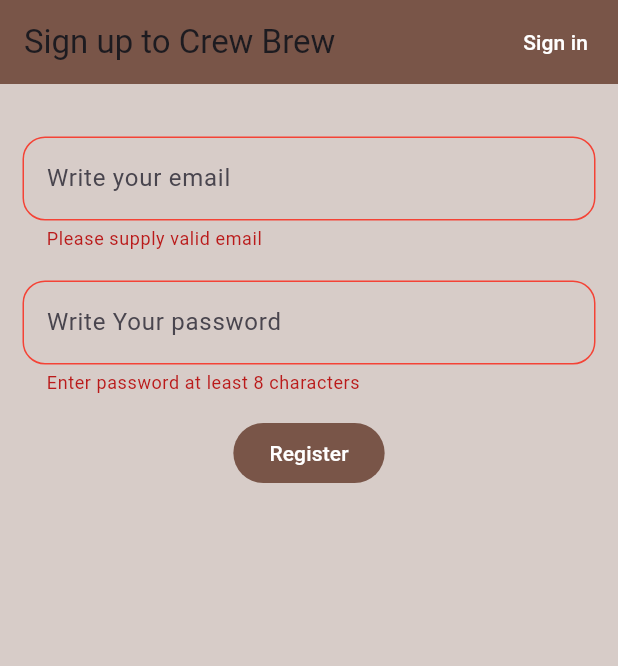
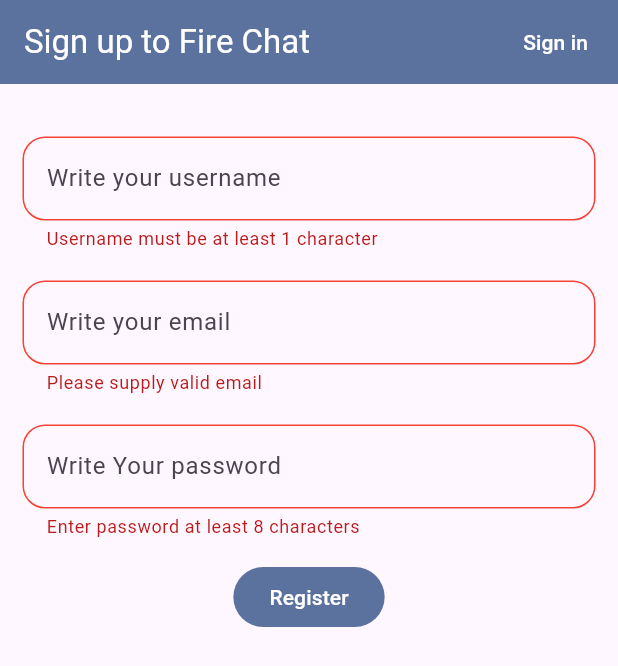
Before and after one commit to Ibrohim0344/fire_chat, a Flutter app: the screen it shows after launch, after a tap on "Register", on a phone screen of 412 x 824 dp. Shown: the top 666 px of the screen. Run offline on Flutter 3.47's test engine with Material 2 defaults, Android fonts, the phone set to English and light mode, and no system bars; our stand-ins replace firebase_auth, firebase_core, firebase_database, flutter_spinkit; accounts and stored records are empty.

Commit message:
some changes were

```diff
--- a/lib/src/common/constants/api_constants.dart
+++ b/lib/src/common/constants/api_constants.dart
@@ -2,4 +2,6 @@ abstract class ApiConsts {
   const ApiConsts._();
 
   static const usersPath = "users";
+
+  static const allMessages = "all_messages";
 }
--- /dev/null
+++ b/lib/src/common/constants/app_colors.dart
@@ -0,0 +1,10 @@
+import 'package:flutter/material.dart';
+
+abstract class AppColors {
+  static const mainColor = Color(0xFFD2E0FB);
+  static const secondaryColor = Color(0xFF5B729F);
+  static const leftChat = Color(0xFF6499E9);
+  static const rightChat = Color(0xFF186F65);
+  static const red = Colors.red;
+  static const white = Colors.white;
+}
--- a/lib/src/common/models/user_model.dart
+++ b/lib/src/common/models/user_model.dart
@@ -1,9 +1,12 @@
 class UserModel {
   final String uid;
+  final String? username;
+
   const UserModel({
     required this.uid,
+    this.username,
   });
 
   @override
-  String toString() => 'UserModel(uid: $uid)';
+  String toString() => 'UserModel(uid: $uid, username: $username)';
 }
--- a/lib/src/common/service/auth_service.dart
+++ b/lib/src/common/service/auth_service.dart
@@ -8,7 +8,12 @@ abstract class AuthService {
 
   //create user from FirebaseUser
   static UserModel? _userFromFirebaseUser(User? user) {
-    return user != null ? UserModel(uid: user.uid) : null;
+    return user != null
+        ? UserModel(
+            uid: user.uid,
+            username: user.displayName,
+          )
+        : null;
   }
 
   //sign in anonymous
@@ -50,13 +55,18 @@ abstract class AuthService {
   static Future<UserModel?> registerWithEmailAndPassword(
     String password,
     String email,
+    String username,
   ) async {
     try {
-      final result = await _auth.createUserWithEmailAndPassword(
+      UserCredential result = await _auth.createUserWithEmailAndPassword(
         email: email,
         password: password,
       );
-      User? user = result.user;
+      await result.user!.updateDisplayName(username);
+      result = await _auth.signInWithEmailAndPassword(
+          email: email, password: password);
+      if (result.user == null) return null;
+      User user = result.user!;
       return _userFromFirebaseUser(user);
     } catch (e) {
       debugPrint(e.toString());
--- a/lib/src/feature/auth/components/custom_text_field.dart
+++ b/lib/src/feature/auth/components/custom_text_field.dart
@@ -1,4 +1,6 @@
 import 'package:flutter/material.dart';
+
+import '../../../common/constants/app_colors.dart';
 
 class CustomTextFormField extends StatelessWidget {
   const CustomTextFormField({
@@ -19,7 +21,7 @@ class CustomTextFormField extends StatelessWidget {
     return TextFormField(
       validator: validator,
       obscureText: obscure,
-      cursorColor: Colors.brown,
+      cursorColor: AppColors.secondaryColor,
       controller: controller,
       decoration: InputDecoration(
         hintText: hintText,
@@ -28,7 +30,7 @@ class CustomTextFormField extends StatelessWidget {
             Radius.circular(15),
           ),
           borderSide: BorderSide(
-            color: Colors.brown,
+            color: AppColors.secondaryColor,
             width: 1,
           ),
         ),
@@ -37,7 +39,7 @@ class CustomTextFormField extends StatelessWidget {
             Radius.circular(15),
           ),
           borderSide: BorderSide(
-            color: Colors.brown,
+            color: AppColors.secondaryColor,
             width: 1,
           ),
         ),
@@ -46,7 +48,7 @@ class CustomTextFormField extends StatelessWidget {
             Radius.circular(15),
           ),
           borderSide: BorderSide(
-            color: Colors.red,
+            color: AppColors.red,
             width: 1,
           ),
         ),
@@ -55,7 +57,7 @@ class CustomTextFormField extends StatelessWidget {
             Radius.circular(15),
           ),
           borderSide: BorderSide(
-            color: Colors.red,
+            color: AppColors.red,
             width: 1,
           ),
         ),
--- a/lib/src/feature/auth/register.dart
+++ b/lib/src/feature/auth/register.dart
@@ -1,5 +1,6 @@
 import 'package:flutter/material.dart';
 
+import '../../common/constants/app_colors.dart';
 import '../../common/models/user_model.dart';
 import '../../common/service/auth_service.dart';
 
@@ -15,6 +16,7 @@ class Register extends StatefulWidget {
 }
 
 class _RegisterState extends State<Register> {
+  late final TextEditingController nameController;
   late final TextEditingController emailController;
   late final TextEditingController passwordController;
   String emailValidation = "";
@@ -24,6 +26,7 @@ class _RegisterState extends State<Register> {
 
   @override
   void initState() {
+    nameController = TextEditingController();
     emailController = TextEditingController();
     passwordController = TextEditingController();
     super.initState();
@@ -31,6 +34,7 @@ class _RegisterState extends State<Register> {
 
   @override
   void dispose() {
+    nameController.dispose();
     emailController.dispose();
     passwordController.dispose();
     super.dispose();
@@ -50,16 +54,25 @@ class _RegisterState extends State<Register> {
     return null;
   }
 
+  String? validateName(String? value) {
+    if (value != null && value.isEmpty) {
+      return "Username must be at least 1 character";
+    }
+    return null;
+  }
+
   @override
   Widget build(BuildContext context) {
     return loading
         ? const Loading()
         : Scaffold(
-            backgroundColor: Colors.brown.shade100,
             appBar: AppBar(
-              backgroundColor: Colors.brown,
+              backgroundColor: AppColors.secondaryColor,
               elevation: 0,
-              title: const Text("Sign up to Crew Brew"),
+              title: const Text(
+                "Sign up to Fire Chat",
+                style: TextStyle(color: AppColors.white),
+              ),
               actions: [
                 TextButton(
                   onPressed: () {
@@ -73,7 +86,7 @@ class _RegisterState extends State<Register> {
                   child: const Text(
                     "Sign in",
                     style: TextStyle(
-                      color: Colors.white,
+                      color: AppColors.white,
                     ),
                   ),
                 ),
@@ -87,8 +100,14 @@ class _RegisterState extends State<Register> {
                   vertical: 15,
                   horizontal: 15,
                 ),
-                child: Column(
+                child: ListView(
                   children: [
+                    const SizedBox(height: 20),
+                    CustomTextFormField(
+                      validator: validateName,
+                      controller: nameController,
+                      hintText: "Write your username",
+                    ),
                     const SizedBox(height: 20),
                     CustomTextFormField(
                       validator: validateEmail,
@@ -103,9 +122,10 @@ class _RegisterState extends State<Register> {
                       obscure: true,
                     ),
                     const SizedBox(height: 15),
-                    FilledButton(
+                    Center(
+                      child: FilledButton(
                         style: FilledButton.styleFrom(
-                        backgroundColor: Colors.brown,
+                          backgroundColor: AppColors.secondaryColor,
                         ),
                         onPressed: () async {
                           if (_formKey.currentState!.validate()) {
@@ -114,8 +134,9 @@ class _RegisterState extends State<Register> {
                             });
                             final UserModel? result =
                                 await AuthService.registerWithEmailAndPassword(
-                            passwordController.text,
-                            emailController.text,
+                              passwordController.text.trim(),
+                              emailController.text.trim(),
+                              nameController.text.trim(),
                             );
                             if (result == null) {
                               setState(() {
@@ -127,6 +148,7 @@ class _RegisterState extends State<Register> {
                         },
                         child: const Text(
                           "Register",
+                        ),
                       ),
                     ),
                     const SizedBox(height: 15),
```
Also changed, not shown: lib/src/common/models/chats_model.dart (added, +23 -0 lines), lib/src/feature/chat/chat_screen.dart (+6 -5 lines), lib/src/feature/chat/components/custom_message.dart (+5 -6 lines), lib/src/feature/home/model/all_messages.dart (added, +9 -0 lines). Lines whose indentation alone changed are shown as unchanged.
